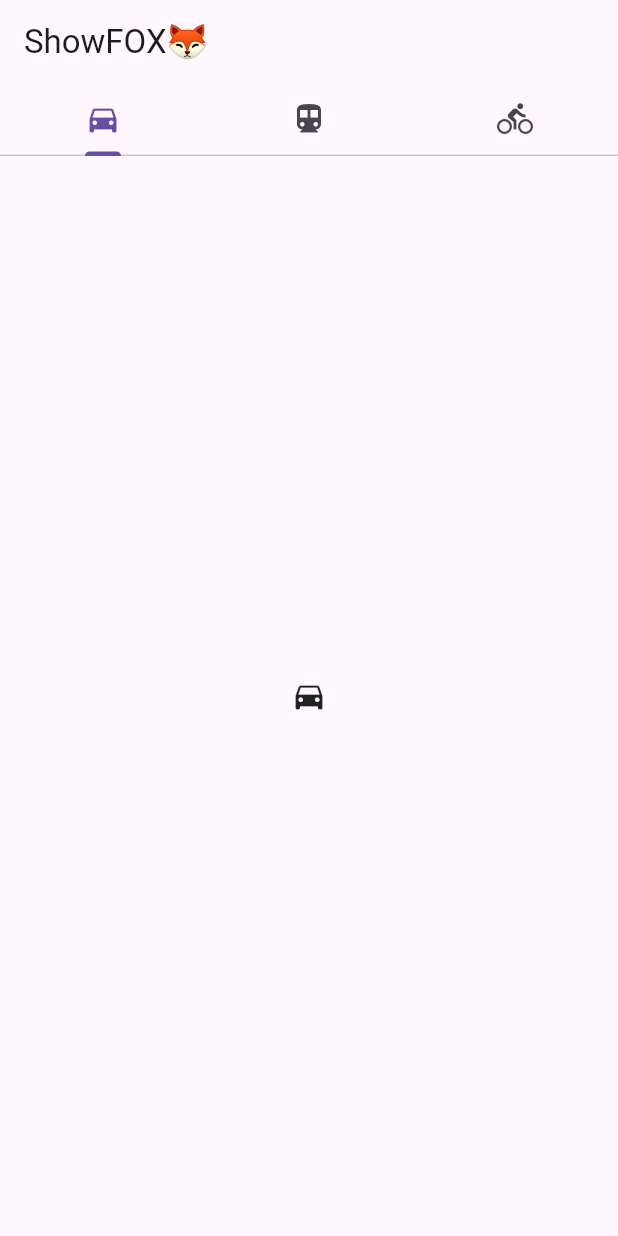
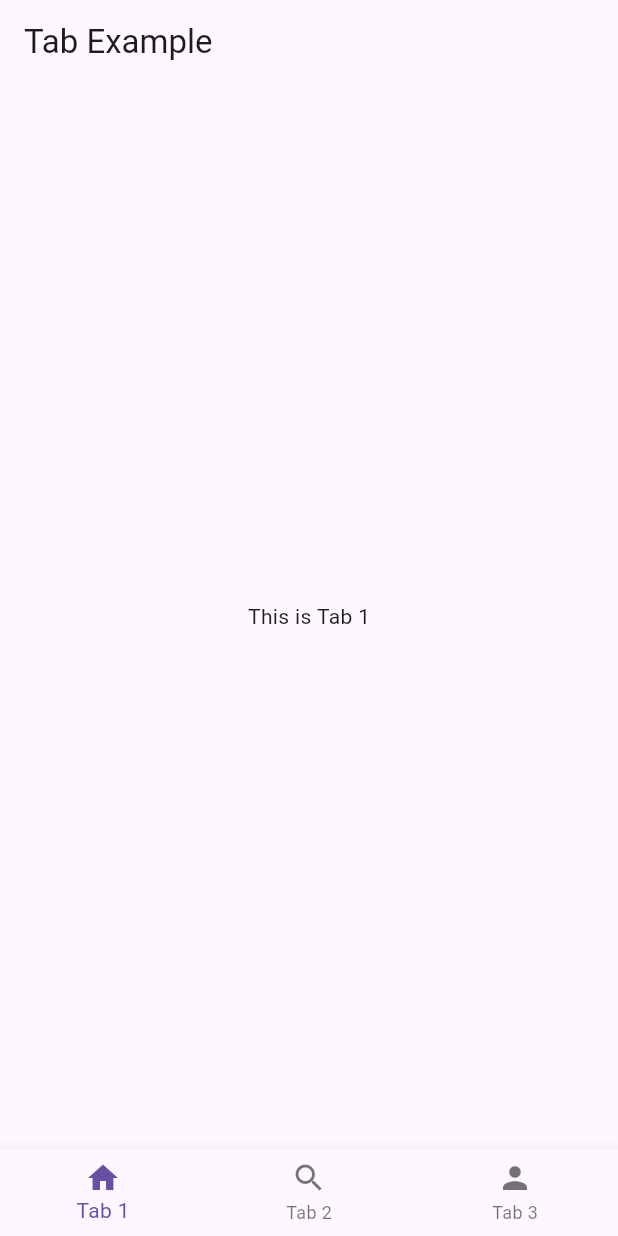
Before and after one commit to mgklee/showfox, a Flutter app: the screen it shows after launch, on a phone screen of 412 x 824 dp. Run offline on Flutter 3.47's test engine with Material 3 defaults, Android fonts, the phone set to English and light mode, and no system bars.

Commit message:
tab2 added

```diff
--- a/lib/main.dart
+++ b/lib/main.dart
@@ -1,36 +1,53 @@
 import 'package:flutter/material.dart';
+import 'screens/tab1.dart';
+import 'screens/tab2.dart';
+import 'screens/tab3.dart';
 
 void main() {
-  runApp(const TabBarDemo());
+  runApp(MyApp());
 }
 
-class TabBarDemo extends StatelessWidget {
-  const TabBarDemo({super.key});
+class MyApp extends StatelessWidget {
+  @override
+  Widget build(BuildContext context) {
+    return MaterialApp(
+      home: HomePage(),
+    );
+  }
+}
+
+class HomePage extends StatefulWidget {
+  @override
+  _HomePageState createState() => _HomePageState();
+}
+
+class _HomePageState extends State<HomePage> {
+  int _currentIndex = 0;
+
+  // 각 탭의 화면
+  final List<Widget> _tabs = [
+    Tab1(), // tab1.dart의 클래스
+    Tab2(), // tab2.dart의 클래스
+    Tab3(), // tab3.dart의 클래스
+  ];
 
   @override
   Widget build(BuildContext context) {
-    return MaterialApp(
-      home: DefaultTabController(
-        length: 3,
-        child: Scaffold(
-          appBar: AppBar(
-            bottom: const TabBar(
-              tabs: [
-                Tab(icon: Icon(Icons.directions_car)),
-                Tab(icon: Icon(Icons.directions_transit)),
-                Tab(icon: Icon(Icons.directions_bike)),
-              ],
-            ),
-            title: const Text('ShowFOX🦊'),
-          ),
-          body: const TabBarView(
-            children: [
-              Icon(Icons.directions_car),
-              Icon(Icons.directions_transit),
-              Icon(Icons.directions_bike),
-            ],
-          ),
-        ),
+    return Scaffold(
+      appBar: AppBar(title: Text("Tab Example")),
+      body: _tabs[_currentIndex],
+      bottomNavigationBar: BottomNavigationBar(
+        currentIndex: _currentIndex,
+        onTap: (index) {
+          setState(() {
+            _currentIndex = index;
+          });
+        },
+        items: [
+          BottomNavigationBarItem(icon: Icon(Icons.home), label: "Tab 1"),
+          BottomNavigationBarItem(icon: Icon(Icons.search), label: "Tab 2"),
+          BottomNavigationBarItem(icon: Icon(Icons.person), label: "Tab 3"),
+        ],
       ),
     );
   }
--- a/lib/screens/tab1.dart
+++ b/lib/screens/tab1.dart
@@ -0,0 +1,10 @@
+import 'package:flutter/material.dart';
+
+class Tab1 extends StatelessWidget {
+  @override
+  Widget build(BuildContext context) {
+    return Center(
+      child: Text("This is Tab 1"),
+    );
+  }
+}
```
Also changed, not shown: lib/screens/tab2.dart (+18 -0 lines), lib/screens/tab3.dart (+10 -0 lines).
